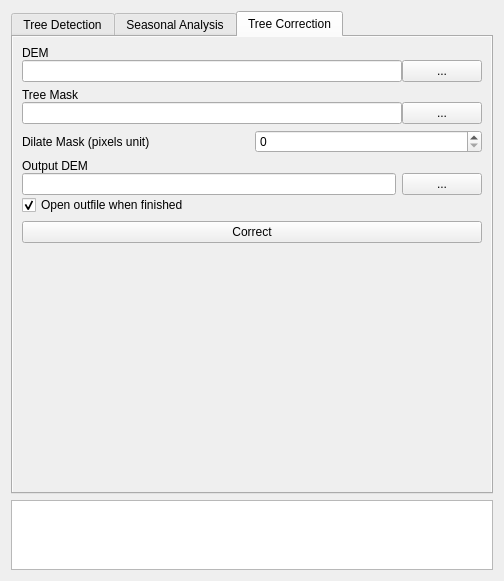
This is Lumberjack_dialog_base.ui in carobrus/lumberjack_qgis_plugin as Qt 5 draws it before an edit. The edited form follows.
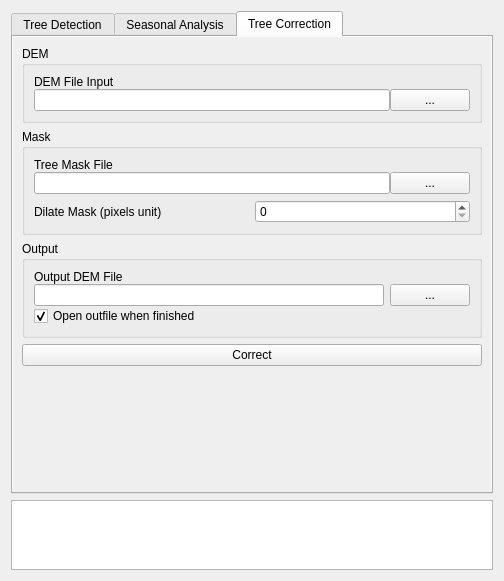
This is the edited form. The open tabs and pages were chosen to show the change.

Diff of the .ui file:
```diff
--- a/Lumberjack_dialog_base.ui
+++ b/Lumberjack_dialog_base.ui
@@ -480,6 +480,12 @@
       </attribute>
       <layout class="QVBoxLayout" name="verticalLayout_11">
        <item>
+        <widget class="QGroupBox" name="groupBox_dem">
+         <property name="title">
+          <string>DEM</string>
+         </property>
+         <layout class="QVBoxLayout" name="verticalLayout_5">
+          <item>
         <layout class="QVBoxLayout" name="verticalLayout_dem">
          <property name="spacing">
           <number>0</number>
@@ -487,7 +493,7 @@
          <item>
           <widget class="QLabel" name="label_dem">
            <property name="text">
-            <string>DEM</string>
+               <string>DEM File Input</string>
            </property>
           </widget>
          </item>
@@ -507,6 +513,15 @@
          </item>
         </layout>
        </item>
+         </layout>
+        </widget>
+       </item>
+       <item>
+        <widget class="QGroupBox" name="groupBox">
+         <property name="title">
+          <string>Mask</string>
+         </property>
+         <layout class="QVBoxLayout" name="verticalLayout_7">
        <item>
         <layout class="QVBoxLayout" name="verticalLayout_tree_mask">
          <property name="spacing">
@@ -515,7 +530,7 @@
          <item>
           <widget class="QLabel" name="label_tree_mask">
            <property name="text">
-            <string>Tree Mask</string>
+               <string>Tree Mask File</string>
            </property>
           </widget>
          </item>
@@ -549,6 +564,15 @@
          </item>
         </layout>
        </item>
+         </layout>
+        </widget>
+       </item>
+       <item>
+        <widget class="QGroupBox" name="groupBox_2">
+         <property name="title">
+          <string>Output</string>
+         </property>
+         <layout class="QVBoxLayout" name="verticalLayout_8">
        <item>
         <layout class="QVBoxLayout" name="verticalLayout_output_dem">
          <property name="spacing">
@@ -557,7 +581,7 @@
          <item>
           <widget class="QLabel" name="label_output_dem">
            <property name="text">
-            <string>Output DEM</string>
+               <string>Output DEM File</string>
            </property>
           </widget>
          </item>
@@ -589,6 +613,9 @@
           </widget>
          </item>
         </layout>
+          </item>
+         </layout>
+        </widget>
        </item>
        <item>
         <widget class="QPushButton" name="pushButton_correct_trees">
```
Left out of the diff: 2 changed lines with no effect on the pictures. Lines whose indentation alone changed are shown as unchanged.
